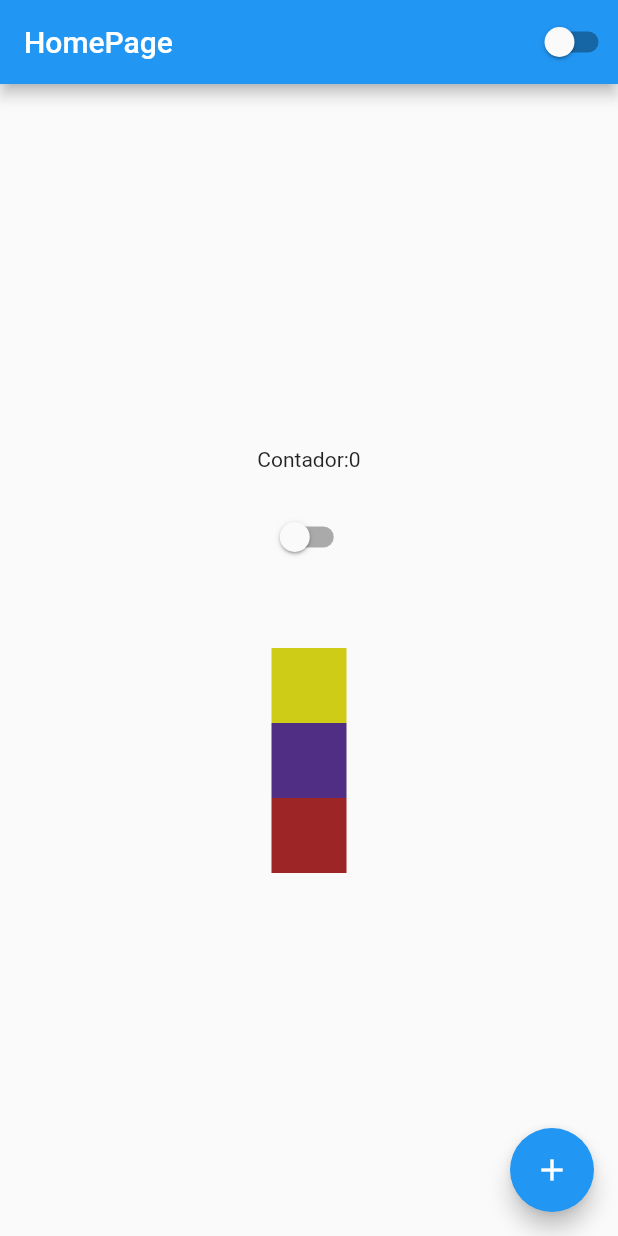
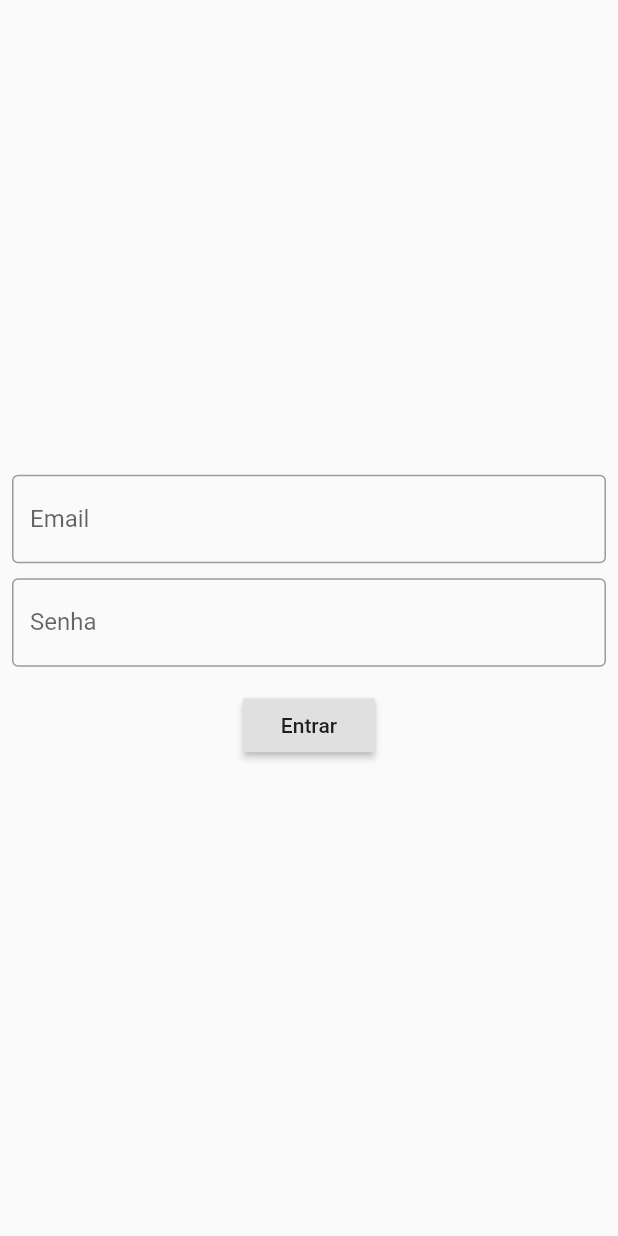
Before and after one commit to PedrodoDivino/Curso_flutter, a Flutter app: the screen it shows after launch, on a phone screen of 412 x 824 dp. Run offline on Flutter 3.47's test engine with Material 2 defaults, Android fonts, the phone set to English and light mode, and no system bars.

Commit message:
[Pedro] Curso de Flutter #17 - Textfield (Construindo uma tela de login)

```diff
--- a/lib/app_widget.dart
+++ b/lib/app_widget.dart
@@ -1,5 +1,6 @@
 import 'package:flutter/material.dart';
 import 'package:ola_mundo/app_controller.dart';
+import 'package:ola_mundo/login_page.dart';
 import 'home_page.dart';
 
 class AppWidget extends StatelessWidget {
@@ -18,7 +19,7 @@ class AppWidget extends StatelessWidget {
               :
                Brightness.light,
           ),
-          home: HomePage(),
+          home: LoginPage(),
         );
       }),
     );
--- /dev/null
+++ b/lib/login_page.dart
@@ -0,0 +1,71 @@
+// ignore_for_file: deprecated_member_use
+
+import 'package:flutter/material.dart';
+
+class LoginPage extends StatefulWidget {
+  String email = '';
+  String senha = '';
+
+  @override
+  State<LoginPage> createState() => _LoginPageState();
+}
+
+class _LoginPageState extends State<LoginPage> {
+  String email = '';
+  String senha = '';
+
+  @override
+  Widget build(BuildContext context) {
+    return Scaffold(
+        body: (
+          SingleChildScrollView(
+            child: SizedBox(
+              width: MediaQuery.of(context).size.width,
+              height: MediaQuery.of(context).size.height,
+              child: Padding(
+                padding: const EdgeInsets.all(8.0),
+                child: Column(
+                  mainAxisAlignment: MainAxisAlignment.center,
+                  children: [
+                    TextField(
+                      onChanged: (text) {
+                        email = text;
+                      },
+                      keyboardType: TextInputType.emailAddress,
+                      decoration: InputDecoration(
+                        label: Text('Email'),
+                        border: OutlineInputBorder(),
+                      ),
+                    ),
+                    SizedBox(height: 10),
+                    TextField(
+                      onChanged: (text) {
+                        senha = text;
+                      },
+                      obscureText: true,
+                      decoration: InputDecoration(
+                        label: Text('Senha'),
+                        border: OutlineInputBorder(),
+                      ),
+                    ),
+                    SizedBox(height: 15),
+                    RaisedButton(
+                      onPressed: () {
+                        if (email == 'pedro@email.com' && senha == '123') {
+                          print('correto!');
+                        } else {
+                          print('Senha ou Email, invalido!');
+                        }
+                      },
+                      child: Text('Entrar'),
+                    ),
+                  ],
+                ),
+              ),
+            ),
+          )
+        ),
+    );
+
+  }
+}
```
